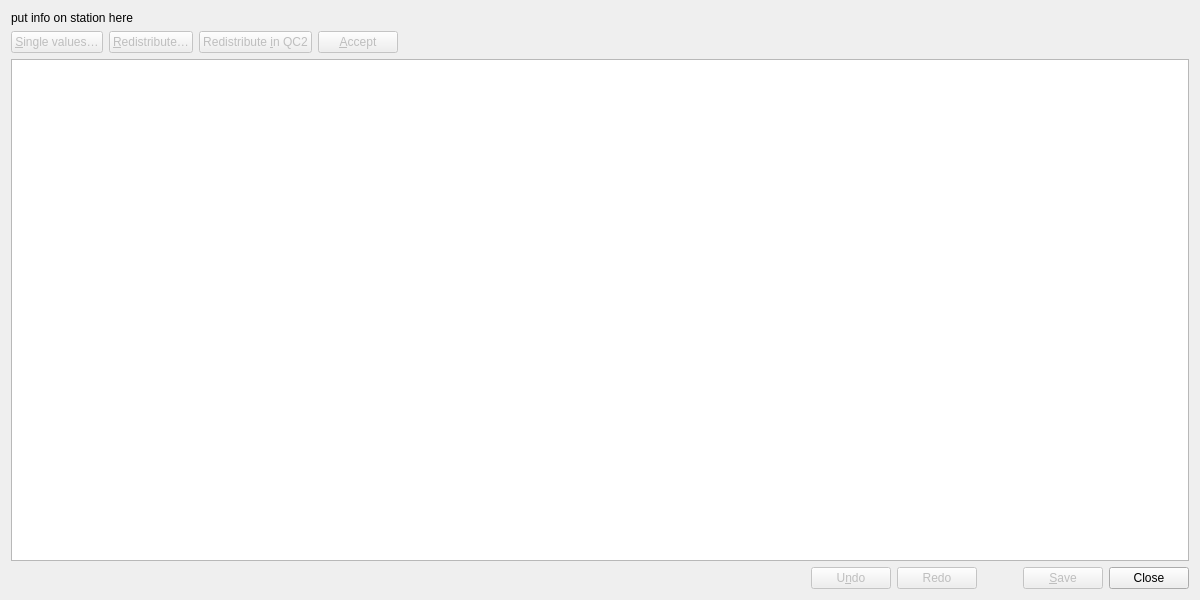
Before: the Qt Designer form WatchRR2/watchrr_main.ui in metno/kvhqc, drawn with Qt 5.
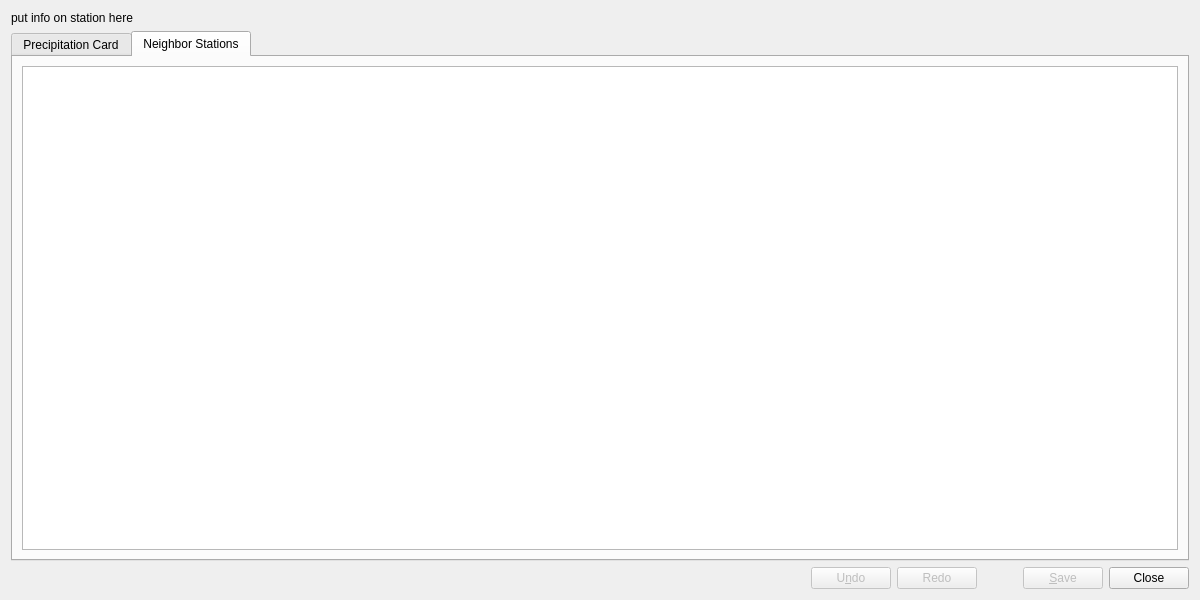
After: the same form once the commit is applied. The open tabs and pages were chosen to show the change.

What changed in the file:
```diff
--- a/WatchRR2/watchrr_main.ui
+++ b/WatchRR2/watchrr_main.ui
@@ -25,6 +25,16 @@
     </widget>
    </item>
    <item>
+    <widget class="QTabWidget" name="tabWidget">
+     <property name="currentIndex">
+      <number>0</number>
+     </property>
+     <widget class="QWidget" name="tabRR">
+      <attribute name="title">
+       <string>Precipitation Card</string>
+      </attribute>
+      <layout class="QVBoxLayout" name="verticalLayout_2">
+       <item>
     <layout class="QHBoxLayout" name="horizontalLayout_2">
      <item>
       <widget class="QPushButton" name="buttonEdit">
@@ -103,6 +113,27 @@
      </attribute>
     </widget>
    </item>
+      </layout>
+     </widget>
+     <widget class="QWidget" name="tabNeighbors">
+      <attribute name="title">
+       <string>Neighbor Stations</string>
+      </attribute>
+      <layout class="QVBoxLayout" name="verticalLayout_3">
+       <item>
+        <widget class="QTableView" name="neighborTable">
+         <property name="selectionMode">
+          <enum>QAbstractItemView::ContiguousSelection</enum>
+         </property>
+         <attribute name="verticalHeaderDefaultSectionSize">
+          <number>20</number>
+         </attribute>
+        </widget>
+       </item>
+      </layout>
+     </widget>
+    </widget>
+   </item>
    <item>
     <layout class="QHBoxLayout" name="horizontalLayout">
      <item>
```
Left out of the diff: 7 changed lines with no effect on the pictures. Lines whose indentation alone changed are shown as unchanged.
